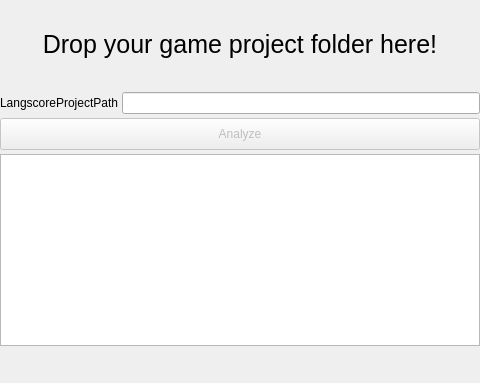
The window that src/ui/AnalyzeDialog.ui (MUkoutyan/langscore-app) describes before a commit, drawn with Qt 5.
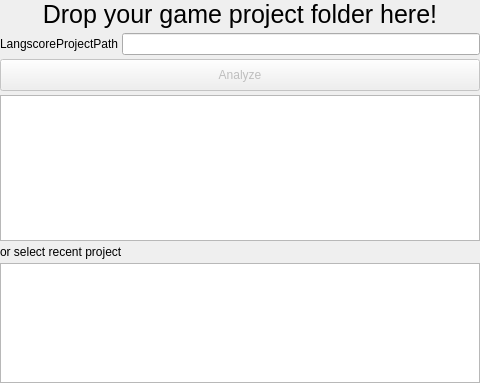
The same window after the commit.

Commit message: 解析ダイアログに最近使ったファイルの表示を追加

Patch:
```diff
--- a/src/ui/AnalyzeDialog.ui
+++ b/src/ui/AnalyzeDialog.ui
@@ -130,11 +130,51 @@
    </item>
    <item>
     <widget class="QPlainTextEdit" name="invokeLog">
+     <property name="enabled">
+      <bool>true</bool>
+     </property>
      <property name="readOnly">
       <bool>true</bool>
      </property>
     </widget>
    </item>
+   <item>
+    <widget class="QLabel" name="recentProjectLabel">
+     <property name="text">
+      <string>or select recent project</string>
+     </property>
+    </widget>
+   </item>
+   <item>
+    <widget class="QTreeWidget" name="recentProjectTree">
+     <property name="sizePolicy">
+      <sizepolicy hsizetype="Expanding" vsizetype="Fixed">
+       <horstretch>0</horstretch>
+       <verstretch>0</verstretch>
+      </sizepolicy>
+     </property>
+     <property name="minimumSize">
+      <size>
+       <width>0</width>
+       <height>120</height>
+      </size>
+     </property>
+     <property name="maximumSize">
+      <size>
+       <width>16777215</width>
+       <height>120</height>
+      </size>
+     </property>
+     <attribute name="headerVisible">
+      <bool>false</bool>
+     </attribute>
+     <column>
+      <property name="text">
+       <string notr="true">1</string>
+      </property>
+     </column>
+    </widget>
+   </item>
    <item>
     <spacer name="verticalSpacer_2">
      <property name="orientation">
```
Left out of the diff: 8 changed lines with no effect on the pictures. The commit also changes 1 other file.
